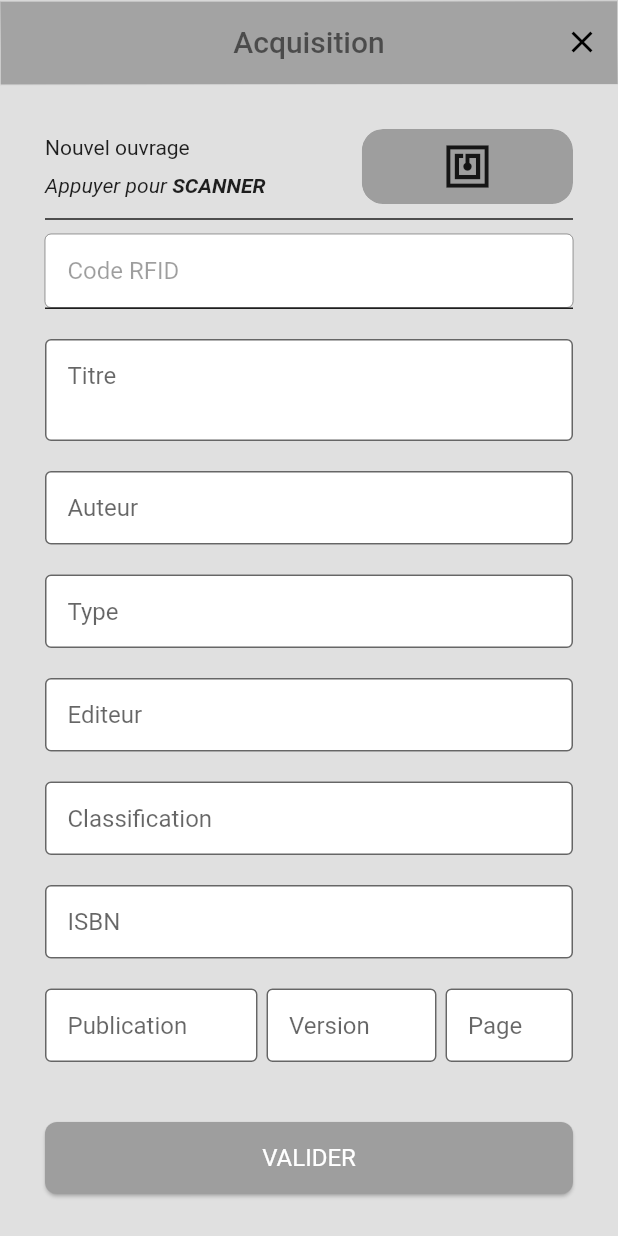
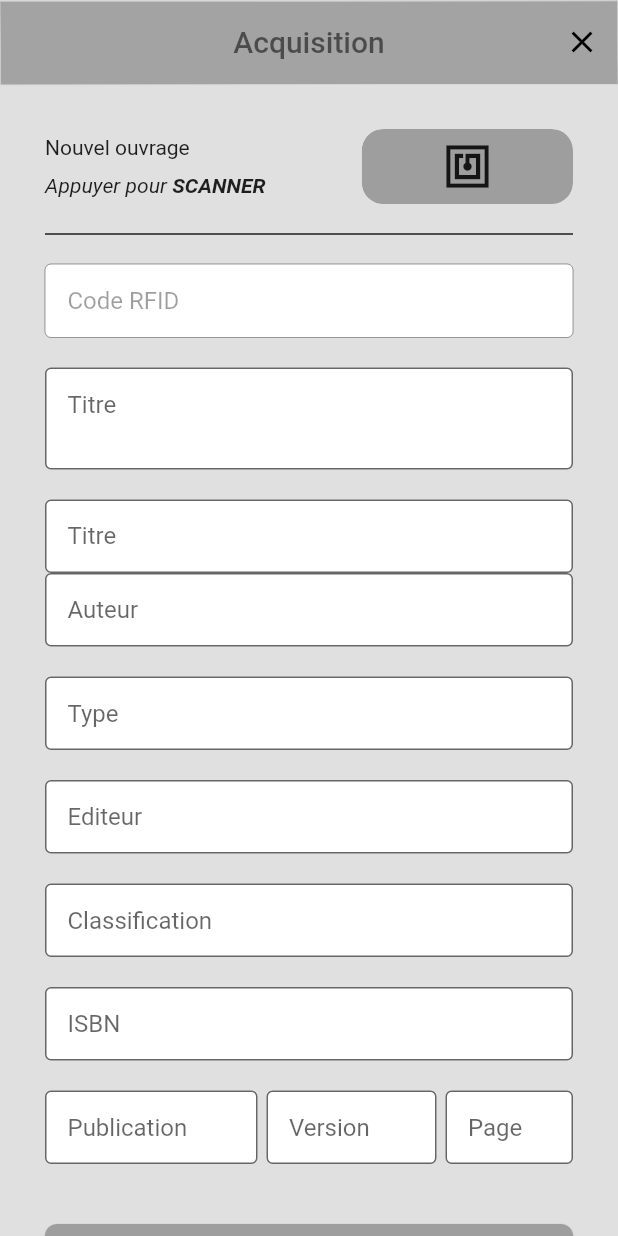
Before and after one commit to chizakasipascal/vitabu-mobile, a Flutter app: the AcquisitionScreen screen opened by its route, on a phone screen of 412 x 824 dp. Run offline on Flutter 3.47's test engine with Material 2 defaults, Android fonts, the phone set to English and light mode, and no system bars; our stand-ins replace dio, flutter_typeahead, fluttertoast, modal_progress_hud; missing offline and left inert: flutter_nfc_reader.

Commit message:
Réajustement view acquisition

```diff
--- a/lib/src/views/screens/acquisition.dart
+++ b/lib/src/views/screens/acquisition.dart
@@ -1,4 +1,7 @@
 import 'package:flutter/material.dart';
+import 'package:flutter_typeahead/flutter_typeahead.dart';
+import 'package:modal_progress_hud/modal_progress_hud.dart';
+import 'package:vitabu/src/data/api/api_repository.dart';
 import 'package:vitabu/src/views/widgets/button.dart';
 import 'package:vitabu/src/views/widgets/scan_button.dart';
 import 'package:vitabu/src/views/widgets/text_box.dart';
@@ -11,29 +14,34 @@ class AcquisitionScreen extends StatefulWidget {
 }
 
 class _AcquisitionScreenState extends State<AcquisitionScreen> {
-  final List _numberList = ["Number 1", "Number 2", "Number 3", "Number 4"];
+  final GlobalKey<FormState> _formKey = GlobalKey<FormState>();
 
-  List<DropdownMenuItem<String>> _dropDownMenuItems;
+  TextEditingController _code = TextEditingController();
+  TextEditingController _titre = TextEditingController();
+  TextEditingController _auteur = TextEditingController();
+  TextEditingController _type = TextEditingController();
+  TextEditingController _editeur = TextEditingController();
+  TextEditingController _class = TextEditingController();
+  TextEditingController _isbn = TextEditingController();
+  TextEditingController _publication = TextEditingController();
+  TextEditingController _version = TextEditingController();
+  TextEditingController _page = TextEditingController();
 
-  String _currentNumber;
+  ApiRepository _api = ApiRepository();
 
-  List<DropdownMenuItem<String>> getDropDownMenuItems() {
-    List<DropdownMenuItem<String>> items = List();
-    for (String number in _numberList) {
-      items.add(
-        DropdownMenuItem(
-          value: number,
-          child: Text(number),
-        ),
-      );
-    }
-    return items;
-  }
+  var _listAuteur;
+  var _listType;
+  var _listEditeur;
+  var _listClass;
+  var _asyncCall = false;
 
-  void _changedDropDownItem(String selectedNumber) {
-    setState(() {
-      _currentNumber = selectedNumber;
-    });
+  List<dynamic> _getSuggestions(String query, int case) {
+    List<dynamic> matches = List<dynamic>();
+    //matches.addAll(_listAbonnes);
+    matches.retainWhere((e) =>
+    (e.nom.toLowerCase().contains(query.toLowerCase()) ||
+        e.postnom.toLowerCase().contains(query.toLowerCase())));
+    return matches;
   }
 
   @override
@@ -54,7 +62,9 @@ class _AcquisitionScreenState extends State<AcquisitionScreen> {
             ),
           ],
         ),
-        body: Container(
+        body: ModalProgressHUD(
+          inAsyncCall: _asyncCall,
+          child: Container(
             child: ListView(
               padding: const EdgeInsets.fromLTRB(30, 30, 30, 10),
               children: [
@@ -63,7 +73,7 @@ class _AcquisitionScreenState extends State<AcquisitionScreen> {
                   onTap: () {},
                 ),
                 SizedBox(
-                height: 20,
+                  height: 40,
                   child: Center(
                     child: Container(
                       height: 1,
@@ -75,15 +85,9 @@ class _AcquisitionScreenState extends State<AcquisitionScreen> {
                   child: buildTextBox(
                     "Code RFID",
                     enable: false,
-                ),
-              ),
-              SizedBox(
-                height: 1,
-                child: Center(
-                  child: Container(
-                    height: 1,
-                    color: Theme.of(context).cursorColor,
-                  ),
+                    controller: _code,
+                    validator: (x) =>
+                        x.isEmpty || x == null ? "Le code ouvrage vide" : null,
                   ),
                 ),
                 SizedBox(height: 20),
@@ -91,30 +95,50 @@ class _AcquisitionScreenState extends State<AcquisitionScreen> {
                   child: buildTextBox(
                     "Titre",
                     maxLines: 2,
+                    controller: _titre,
+                    validator: (x) =>
+                    x.isEmpty || x == null ? "Le titre vide" : null,
                   ),
                 ),
                 SizedBox(height: 20),
-              /*Container(
-                padding: const EdgeInsets.symmetric(horizontal: 10.0),
-                decoration: BoxDecoration(
-                  borderRadius: BorderRadius.circular(5.0),
-                  border: Border.all(
-                    color: Colors.black54,
-                    style: BorderStyle.solid,
-                    width: 0.80,
+                SizedBox(
+                  child: TypeAheadFormField(
+                    textFieldConfiguration: TextFieldConfiguration(
+                      controller: _auteur,
+                      decoration: InputDecoration(
+                        filled: true,
+                        fillColor: Colors.white,
+                        contentPadding:
+                        const EdgeInsets.fromLTRB(15.0, 20.0, 15.0, 10.0),
+                        labelText: "Titre",
+                        border: OutlineInputBorder(),
                       ),
                     ),
-                child: DropdownButton(
-                  disabledHint: const Text("Auteur"),
-                  isExpanded: true,
-                  value: _currentNumber,
-                  items: _dropDownMenuItems,
-                  onChanged: _changedDropDownItem,
+                    suggestionsCallback: (pattern) {
+                      return _getSuggestions(pattern, 1);
+                    },
+                    itemBuilder: (context, suggestion) {
+                      return ListTile(
+                        title: Text("${suggestion.numero}"),
+                      );
+                    },
+                    transitionBuilder: (context, suggestionsBox, controller) {
+                      return suggestionsBox;
+                    },
+                    onSuggestionSelected: (suggestion) {
+
+                      this._titre.text = suggestion.numero;
+                    },
+                    validator: (x) =>
+                    x.isEmpty || x == null ? "Le code abonné vide" : null,
                   ),
-              ),*/
+                ),
                 SizedBox(
                   child: buildTextBox(
                     "Auteur",
+                    controller: _code,
+                    validator: (x) =>
+                    x.isEmpty || x == null ? "Le code ouvrage vide" : null,
                   ),
                 ),
                 SizedBox(height: 20),
@@ -176,6 +200,7 @@ class _AcquisitionScreenState extends State<AcquisitionScreen> {
             ),
           ),
         ),
+      ),
     );
   }
 }
```
Lines whose indentation alone changed are shown as unchanged.
